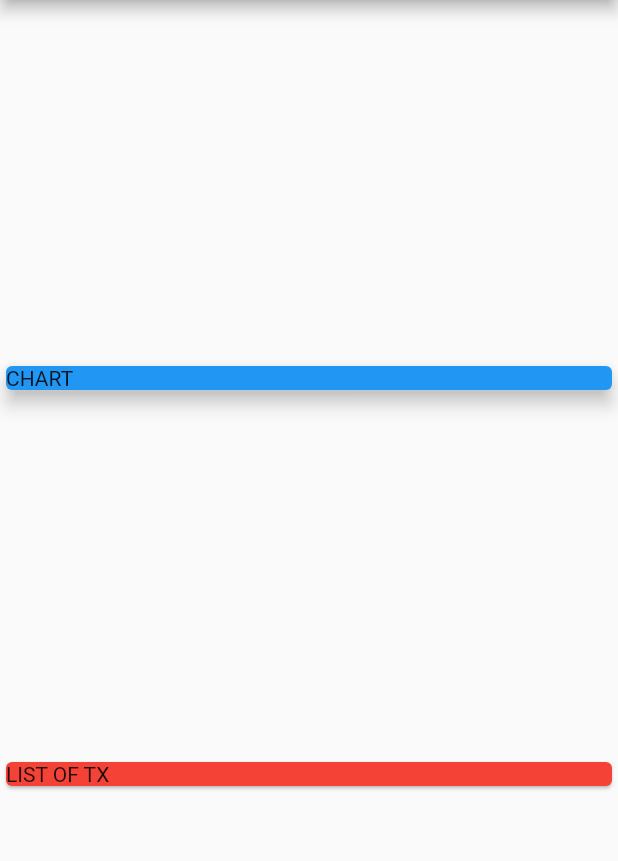
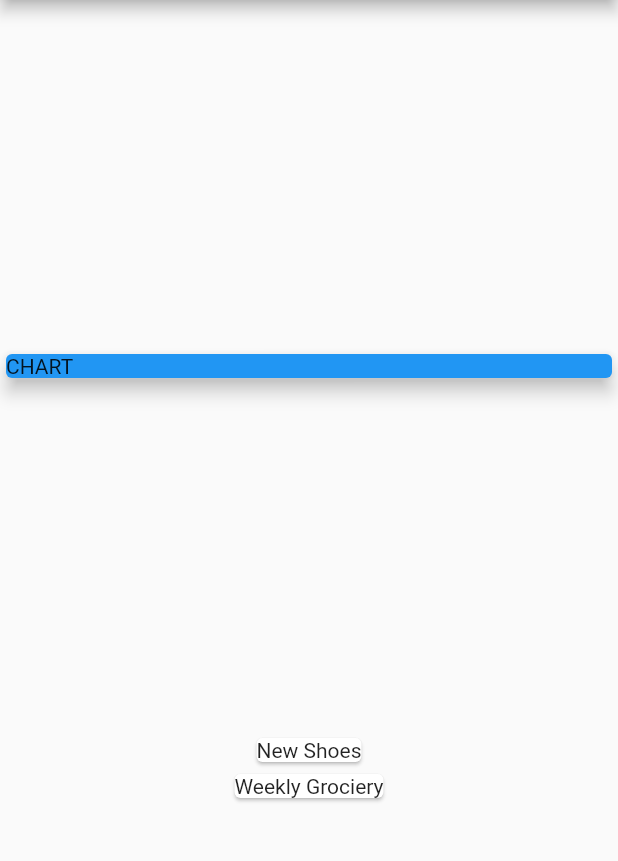
Before and after one commit to aldyazarya/flutter-personal-expense-app, a Flutter app: the screen it shows after launch, on a phone screen of 412 x 824 dp, the part 84-945 px from its top. Run offline on Flutter 3.47's test engine with Material 2 defaults, Android fonts, the phone set to English and light mode, and no system bars.

Commit message:
mapping data into widgets

```diff
--- a/lib/main.dart
+++ b/lib/main.dart
@@ -47,10 +47,13 @@ class MyHomePage extends StatelessWidget {
               elevation: 5,
             ),
           ),
-          Card(
-            color: Colors.red,
-            child: Text('LIST OF TX'),
-          )
+          Column(
+            children: transactions.map((tx) {
+              return Card(
+                child: Text(tx.title),
+              );
+            }).toList(),
+          ),
         ],
       ),
     );
```
